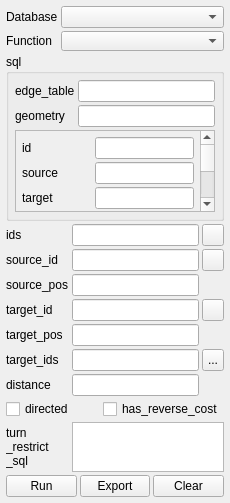
The window that ui_pgRoutingLayer.ui (anitagraser/pgRoutingLayer) describes before a commit, drawn with Qt 5.
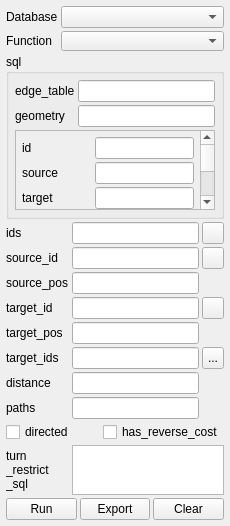
The same window after the commit. Icons and pictures are not drawn.

Commit message: add kdijkstra(path)/ksp.

The edit to the form file:
```diff
--- a/ui_pgRoutingLayer.ui
+++ b/ui_pgRoutingLayer.ui
@@ -7,7 +7,7 @@
     <x>0</x>
     <y>0</y>
     <width>230</width>
-    <height>503</height>
+    <height>526</height>
    </rect>
   </property>
   <property name="windowTitle">
@@ -541,7 +541,7 @@
         </property>
        </widget>
       </item>
-      <item row="8" column="0">
+      <item row="9" column="0">
        <widget class="QLabel" name="labelTurnRestrictSql">
         <property name="locale">
          <locale language="English" country="UnitedStates"/>
@@ -553,7 +553,7 @@
         </property>
        </widget>
       </item>
-      <item row="7" column="0" colspan="3">
+      <item row="8" column="0" colspan="3">
        <layout class="QHBoxLayout" name="horizontalLayoutOption2">
         <property name="spacing">
          <number>3</number>
@@ -601,7 +601,7 @@
         </item>
        </layout>
       </item>
-      <item row="8" column="1" colspan="2">
+      <item row="9" column="1" colspan="2">
        <widget class="QPlainTextEdit" name="plainTextEditTurnRestrictSql">
         <property name="sizePolicy">
          <sizepolicy hsizetype="Expanding" vsizetype="Maximum">
@@ -673,6 +673,16 @@
         </property>
        </widget>
       </item>
+      <item row="7" column="0">
+       <widget class="QLabel" name="labelPaths">
+        <property name="text">
+         <string>paths</string>
+        </property>
+       </widget>
+      </item>
+      <item row="7" column="1">
+       <widget class="QLineEdit" name="lineEditPaths"/>
+      </item>
      </layout>
     </item>
     <item>
```
Left out of the diff: 1 changed line with no effect on the pictures. The commit also changes 3 other files.
